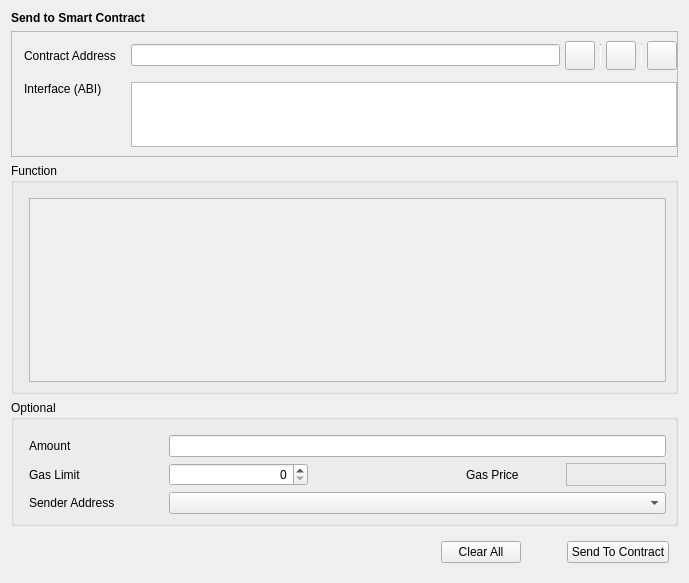
The window that src/qt/forms/sendtocontract.ui (Hydra-Chain/node) describes before a commit, drawn with Qt 5.
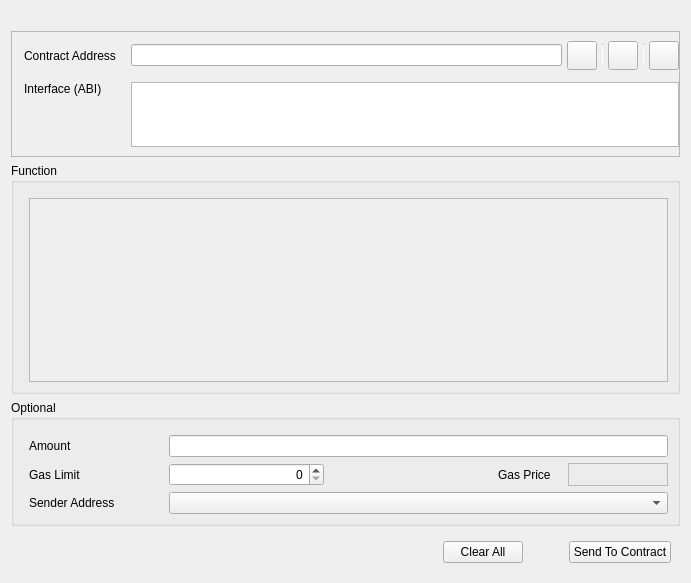
The same window after the commit. Custom widgets are drawn as their Qt base class.

```diff
--- a/src/qt/forms/sendtocontract.ui
+++ b/src/qt/forms/sendtocontract.ui
@@ -6,7 +6,7 @@
    <rect>
     <x>0</x>
     <y>0</y>
-    <width>689</width>
+    <width>691</width>
     <height>583</height>
    </rect>
   </property>
@@ -35,6 +35,12 @@
        </property>
        <item>
         <widget class="QLabel" name="labelTitle">
+         <property name="maximumSize">
+          <size>
+           <width>0</width>
+           <height>16777215</height>
+          </size>
+         </property>
          <property name="font">
           <font>
            <weight>75</weight>
@@ -42,7 +48,7 @@
           </font>
          </property>
          <property name="text">
-          <string>Send to Smart Contract</string>
+          <string/>
          </property>
         </widget>
        </item>
@@ -225,8 +231,8 @@
               <rect>
                <x>0</x>
                <y>0</y>
-               <width>639</width>
-               <height>182</height>
+               <width>641</width>
+               <height>161</height>
               </rect>
              </property>
             </widget>
@@ -285,10 +291,16 @@
             </property>
             <property name="minimumSize">
              <size>
-              <width>90</width>
+              <width>60</width>
               <height>0</height>
              </size>
             </property>
+            <property name="maximumSize">
+             <size>
+              <width>65</width>
+              <height>16777215</height>
+             </size>
+            </property>
             <property name="text">
              <string>Gas Price</string>
             </property>
@@ -465,22 +477,22 @@
   </layout>
  </widget>
  <customwidgets>
-  <customwidget>
-   <class>QValidatedLineEdit</class>
-   <extends>QLineEdit</extends>
-   <header>qt/qvalidatedlineedit.h</header>
-  </customwidget>
-  <customwidget>
-   <class>BitcoinAmountField</class>
-   <extends>QLineEdit</extends>
-   <header>qt/bitcoinamountfield.h</header>
-   <container>1</container>
-  </customwidget>
   <customwidget>
    <class>QValidatedTextEdit</class>
    <extends>QTextEdit</extends>
    <header>qt/qvalidatedtextedit.h</header>
   </customwidget>
+  <customwidget>
+   <class>BitcoinAmountField</class>
+   <extends>QLineEdit</extends>
+   <header>qt/bitcoinamountfield.h</header>
+   <container>1</container>
+  </customwidget>
+  <customwidget>
+   <class>QValidatedLineEdit</class>
+   <extends>QLineEdit</extends>
+   <header>qt/qvalidatedlineedit.h</header>
+  </customwidget>
   <customwidget>
    <class>AddressField</class>
    <extends>QComboBox</extends>
```
